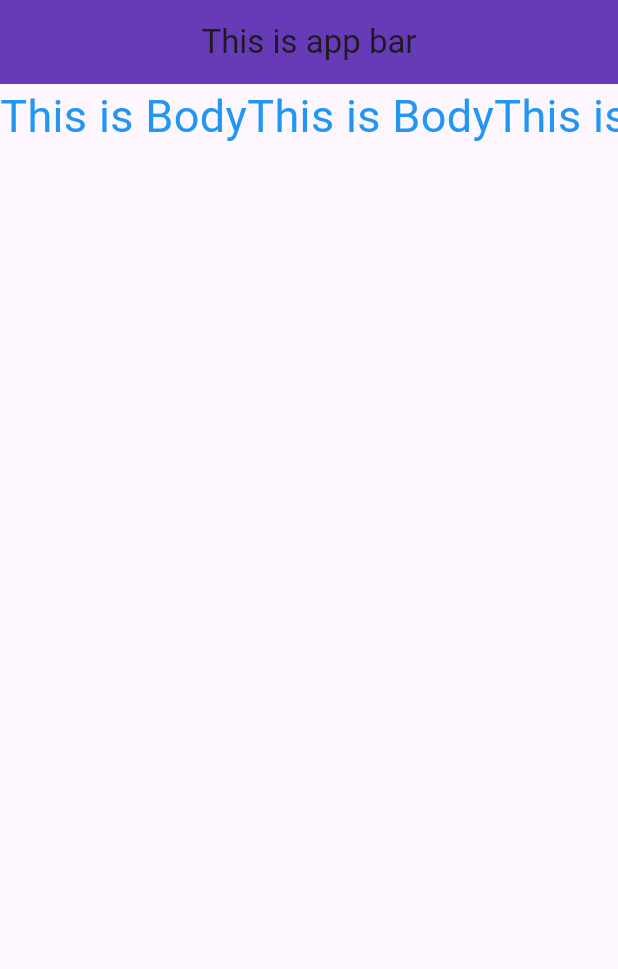
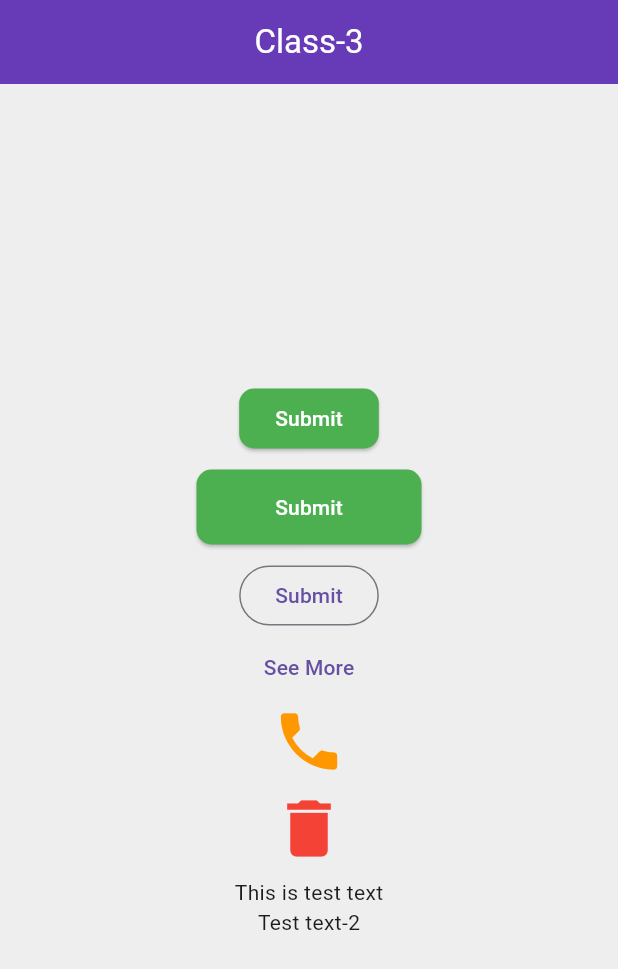
Before and after one commit to taufiqurSabbir/ostad_flutter_14, a Flutter app: the screen it shows after launch, on a phone screen of 412 x 824 dp. Shown: the top 969 px of the screen. Run offline on Flutter 3.47's test engine with Material 3 defaults, Android fonts, the light colour scheme and no system bars.

Commit message:
module 10 class - 3

```diff
--- a/lib/app.dart
+++ b/lib/app.dart
@@ -1,6 +1,7 @@
 import 'package:flutter/material.dart';
 
 import 'home.dart';
+import 'module_10/class_3.dart';
 
 class MyAPP extends StatelessWidget {
   const MyAPP({super.key});
@@ -9,7 +10,7 @@ class MyAPP extends StatelessWidget {
   Widget build(BuildContext context) {
     return MaterialApp(
       title: 'Flutter 14',
-      home: Home(),
+      home: Class3(),
     );
   }
 }
--- /dev/null
+++ b/lib/module_10/class_3.dart
@@ -0,0 +1,99 @@
+import 'package:flutter/material.dart';
+
+class Class3 extends StatelessWidget {
+  const Class3({super.key});
+
+  @override
+  Widget build(BuildContext context) {
+    return Scaffold(
+      // backgroundColor: Colors.grey[300],
+      // backgroundColor: Colors.grey.withOpacity(0.9),
+      backgroundColor: Colors.grey.shade200,
+
+      appBar: AppBar(
+        backgroundColor: Colors.deepPurple,
+        title: Text(
+          'Class-3',
+          style: TextStyle(color: Colors.white),
+        ),
+        centerTitle: true,
+      ),
+      body: Center(
+        child: Column(
+          mainAxisAlignment: MainAxisAlignment.center,
+          children: [
+            ElevatedButton(
+                style: ElevatedButton.styleFrom(
+                    backgroundColor: Colors.green,
+                    foregroundColor: Colors.white,
+                    shape: RoundedRectangleBorder(
+                        borderRadius: BorderRadius.circular(10))),
+                onPressed: () {
+                  print('Clicked');
+                },
+                child: Text('Submit')),
+            SizedBox(
+              height: 10,
+            ),
+            SizedBox(
+              height: 50,
+              width: 150,
+              // width: double.infinity,
+              child: ElevatedButton(
+                  style: ElevatedButton.styleFrom(
+                      backgroundColor: Colors.green,
+                      foregroundColor: Colors.white,
+                      shape: RoundedRectangleBorder(
+                          borderRadius: BorderRadius.circular(10))),
+                  onPressed: () {
+                    print('Clicked');
+                  },
+                  child: Text('Submit')),
+            ),
+            SizedBox(
+              height: 10,
+            ),
+            OutlinedButton(
+                style: OutlinedButton.styleFrom(),
+                onPressed: () {},
+                child: Text('Submit')),
+            TextButton(
+                onPressed: () {
+                  print('See more');
+                },
+                child: Text('See More')),
+            Icon(
+              Icons.phone,
+              size: 50,
+              color: Colors.orange,
+            ),
+            IconButton(onPressed: () {
+              print('Deleted');
+            }, icon: Icon(Icons.delete, color: Colors.red,size: 50,)),
+
+
+            GestureDetector(
+                onTap: (){
+                  print('Tab');
+                },
+                onDoubleTap: (){
+                  print('D tap');
+                },
+                onLongPress: (){
+                  print('Long tap');
+                },
+                child: Text('This is test text')),
+
+            InkWell(
+                onTap: (){
+                  print('Inl well tap');
+                },
+                child: Text('Test text-2')),
+
+
+          ],
+        ),
+      ),
+    );
+  }
+}
```
